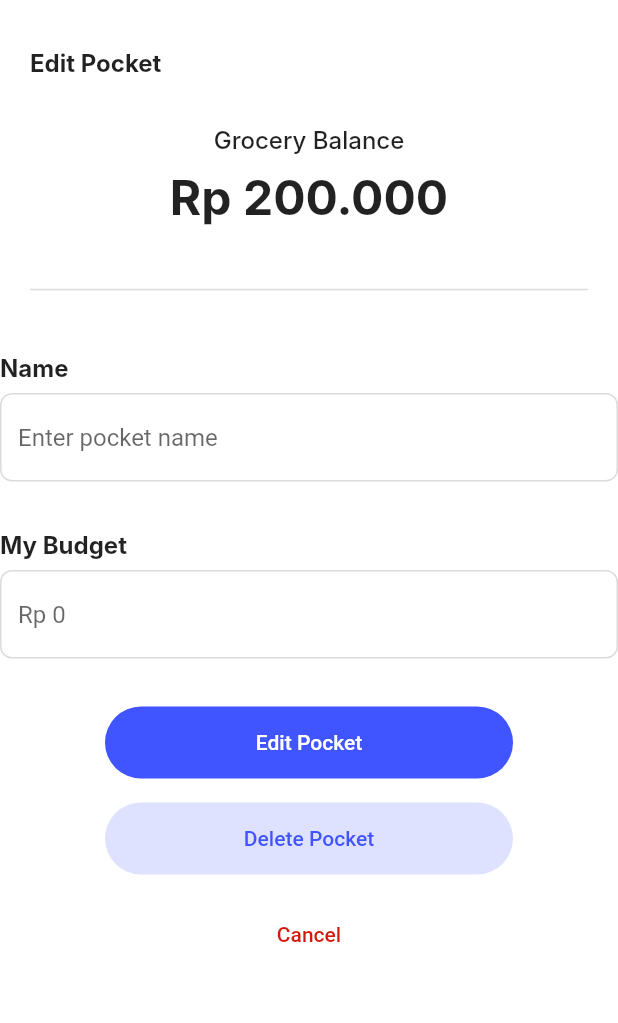
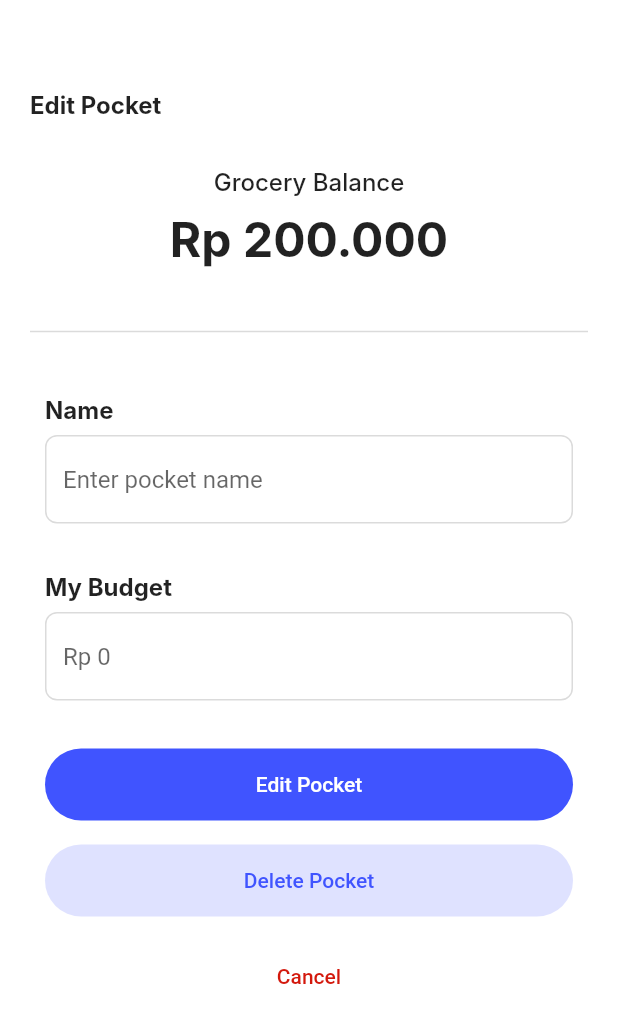
Before and after one commit to PPL-Waffar/iSaveit-flutter, a Flutter app: the screen it shows after launch, on a phone screen of 412 x 824 dp. Shown: the top 1023 px of the screen. Run offline on Flutter 3.47's test engine with Material 2 defaults, Android fonts, the phone set to English and light mode, and no system bars; Roboto replaces fonts that are missing (Inter).

Commit message:
[GREEN] Fix some pocket pages issues

```diff
--- a/lib/main.dart
+++ b/lib/main.dart
@@ -9,6 +9,7 @@ class MyApp extends StatelessWidget {
   @override
   Widget build(BuildContext context) {
     return const MaterialApp(
+      debugShowCheckedModeBanner: false,
       home: EditPocket(),
 
     );
--- a/lib/page/pocket/edit_pocket.dart
+++ b/lib/page/pocket/edit_pocket.dart
@@ -18,7 +18,7 @@ class EditPocketPage extends State<EditPocket> {
         child: Column(
           mainAxisAlignment: MainAxisAlignment.start,
           children: [
-            const SizedBox(height: 32),
+            const SizedBox(height: 60),
 
             //Edit pocket title
             Container(
@@ -78,8 +78,9 @@ class EditPocketPage extends State<EditPocket> {
             const SizedBox(height: 32),
 
             //pocket name
-            SingleChildScrollView( child:
-            Column(
+            SingleChildScrollView(
+              padding: const EdgeInsets.only(left: 30, right: 30),
+              child:Column(
               crossAxisAlignment: CrossAxisAlignment.start,
               children: [
                 const Text('Name', style: TextStyle(fontFamily: 'Inter', fontSize: 16, fontWeight: FontWeight.w700)),
@@ -100,6 +101,7 @@ class EditPocketPage extends State<EditPocket> {
 
             //Pocket budget
             SingleChildScrollView(
+              padding: const EdgeInsets.only(left: 30, right: 30),
               child: Column(
               crossAxisAlignment: CrossAxisAlignment.start,
               children: [
@@ -124,7 +126,7 @@ class EditPocketPage extends State<EditPocket> {
             //edit button
             Container(
               alignment: Alignment.center,
-              margin: const EdgeInsets.only(left: 70, right: 70),
+              margin: const EdgeInsets.only(left: 30, right: 30),
               child: ElevatedButton(
                 key: const Key("editPocketButton"),
                 style: ElevatedButton.styleFrom(
@@ -151,7 +153,7 @@ class EditPocketPage extends State<EditPocket> {
             //delete button
             Container(
               alignment: Alignment.center,
-              margin: const EdgeInsets.only(left: 70, right: 70),
+              margin: const EdgeInsets.only(left: 30, right: 30),
               child: ElevatedButton(
                 key: const Key("deletePocket"),
                 style: ElevatedButton.styleFrom(
--- a/lib/page/pocket/pocket_details.dart
+++ b/lib/page/pocket/pocket_details.dart
@@ -169,8 +169,10 @@ class PocketPage extends State<Pocket> {
     const SizedBox(height: 24),
 
     //empty wallet
-    Image.asset('assets/images/empty_wallet.png',
+    SizedBox(
+      child: Image.asset( 'assets/images/empty_wallet.png',
       width: 250, height: 250),
+    )
         ],
       ),
       ),
```
Also changed, not shown: lib/page/pocket/create_pocket.dart (+8 -6 lines).
